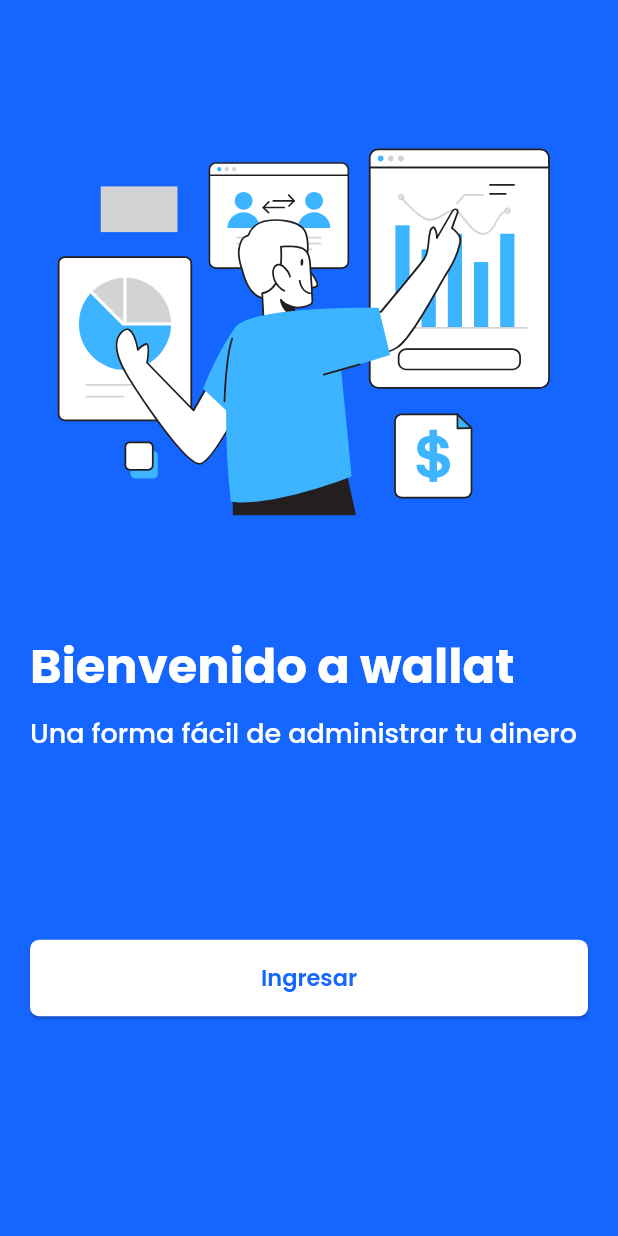
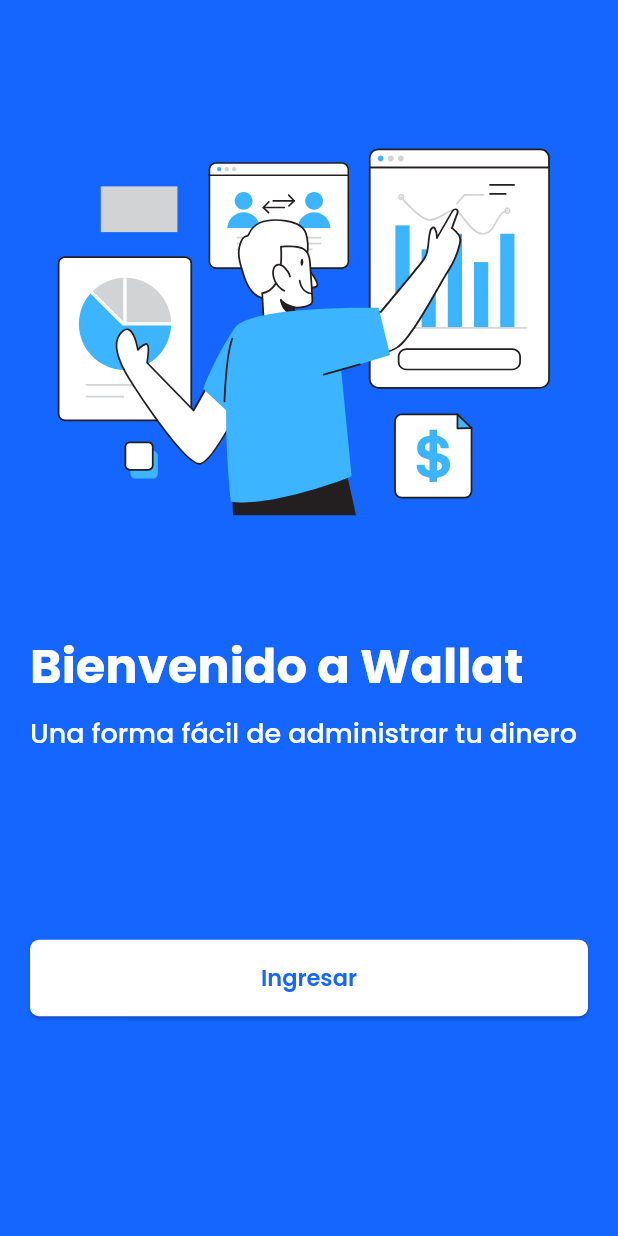
Before and after one commit to diegoRambao/expense_flutter_app, a Flutter app: the screen it shows after launch, on a phone screen of 412 x 824 dp. Run offline on Flutter 3.47's test engine with Material 3 defaults, Android fonts, the phone set to English and light mode, and no system bars; our stand-ins replace flutter_localization, flutter_svg, google_fonts.

Commit message:
feat: Integrate localization support into Flutter app with multiple languages. Added localization files for welcome and settings pages, updated main app structure to initialize localization, and modified welcome page to display localized text. Updated Podfile.lock for iOS dependencies.

```diff
--- /dev/null
+++ b/lib/core/localization/app_locale.dart
@@ -0,0 +1,14 @@
+import 'package:spend_flutter_app/core/localization/settings_locale.dart';
+import 'package:spend_flutter_app/core/localization/welcome_locale.dart';
+
+mixin AppLocale {
+  static final Map<String, dynamic> en = {
+    ...WelcomeLocale.EN,
+    ...SettingsLocale.EN,
+  };
+
+  static final Map<String, dynamic> es = {
+    ...WelcomeLocale.ES,
+    ...SettingsLocale.ES,
+  };
+}
--- /dev/null
+++ b/lib/core/localization/settings_locale.dart
@@ -0,0 +1,9 @@
+// ignore_for_file: constant_identifier_names
+
+mixin SettingsLocale {
+  static const String settingsTitle = 'settings_title';
+
+  static const Map<String, dynamic> EN = {settingsTitle: 'Settings'};
+
+  static const Map<String, dynamic> ES = {settingsTitle: 'Configuración'};
+}
--- /dev/null
+++ b/lib/core/localization/welcome_locale.dart
@@ -0,0 +1,19 @@
+// ignore_for_file: constant_identifier_names
+
+mixin WelcomeLocale {
+  static const String welcomeTitle = 'welcome_title';
+  static const String welcomeSubtitle = 'welcome_subtitle';
+  static const String loginButton = 'login_button';
+
+  static const Map<String, dynamic> EN = {
+    welcomeTitle: 'Welcome to Wallat',
+    welcomeSubtitle: 'An easy way to manage your money',
+    loginButton: 'Sign in',
+  };
+
+  static const Map<String, dynamic> ES = {
+    welcomeTitle: 'Bienvenido a Wallat',
+    welcomeSubtitle: 'Una forma fácil de administrar tu dinero',
+    loginButton: 'Ingresar',
+  };
+}
--- a/lib/main.dart
+++ b/lib/main.dart
@@ -1,21 +1,53 @@
 import 'package:flutter/material.dart';
+import 'package:flutter_localization/flutter_localization.dart';
+import 'package:spend_flutter_app/core/localization/app_locale.dart';
 import 'package:spend_flutter_app/core/theme/app_theme.dart';
 import 'package:spend_flutter_app/presentation/pages/welcome_page.dart';
 
-void main() {
+final localization = FlutterLocalization.instance;
+
+Future<void> main() async {
+  WidgetsFlutterBinding.ensureInitialized();
+  await localization.ensureInitialized();
+
   runApp(const MainApp());
 }
 
-class MainApp extends StatelessWidget {
+class MainApp extends StatefulWidget {
   const MainApp({super.key});
+
+  @override
+  State<MainApp> createState() => _MainAppState();
+}
+
+class _MainAppState extends State<MainApp> {
+  @override
+  void initState() {
+    super.initState();
+
+    localization.init(
+      mapLocales: [
+        MapLocale('en', AppLocale.en),
+        MapLocale('es', AppLocale.es),
+      ],
+      initLanguageCode: 'es', // idioma inicial
+    );
+
+    localization.onTranslatedLanguage = (locale) => setState(() {});
+  }
 
   @override
   Widget build(BuildContext context) {
     return MaterialApp(
-      home: WelcomePage(),
+      title: 'Wallat',
+      debugShowCheckedModeBanner: false,
+      home: const WelcomePage(),
       themeMode: ThemeMode.system,
       theme: AppTheme.lightTheme,
       darkTheme: AppTheme.darkTheme,
+
+      supportedLocales: localization.supportedLocales,
+      localizationsDelegates: localization.localizationsDelegates,
     );
   }
 }
--- a/lib/presentation/pages/welcome_page.dart
+++ b/lib/presentation/pages/welcome_page.dart
@@ -1,6 +1,9 @@
 import 'package:flutter/material.dart';
+import 'package:flutter_localization/flutter_localization.dart';
 import 'package:flutter_svg/svg.dart';
 import 'package:spend_flutter_app/core/constants/app_colors.dart';
+import 'package:spend_flutter_app/core/localization/app_locale.dart';
+import 'package:spend_flutter_app/core/localization/welcome_locale.dart';
 
 class WelcomePage extends StatelessWidget {
   const WelcomePage({super.key});
@@ -21,7 +24,7 @@
             children: [
               Center(child: SvgPicture.asset(assetName)),
               Text(
-                'Bienvenido a wallat',
+                WelcomeLocale.welcomeTitle.getString(context),
                 style: theme.textTheme.headlineMedium?.copyWith(
                   color: AppColors.surface,
                   fontSize: 32,
@@ -31,7 +34,7 @@
               Padding(
                 padding: const EdgeInsets.only(top: 13),
                 child: Text(
-                  'Una forma fácil de administrar tu dinero',
+                  WelcomeLocale.welcomeSubtitle.getString(context),
                   style: theme.textTheme.headlineMedium?.copyWith(
                     color: AppColors.surface,
                     fontSize: 18,
@@ -48,7 +51,7 @@
                     backgroundColor: AppColors.surface,
                     foregroundColor: AppColors.primary,
                   ),
-                  child: Text('Ingresar'),
+                  child: Text(WelcomeLocale.loginButton.getString(context)),
                 ),
               ),
               Spacer(),
```
Also changed, not shown: 3 other files.
